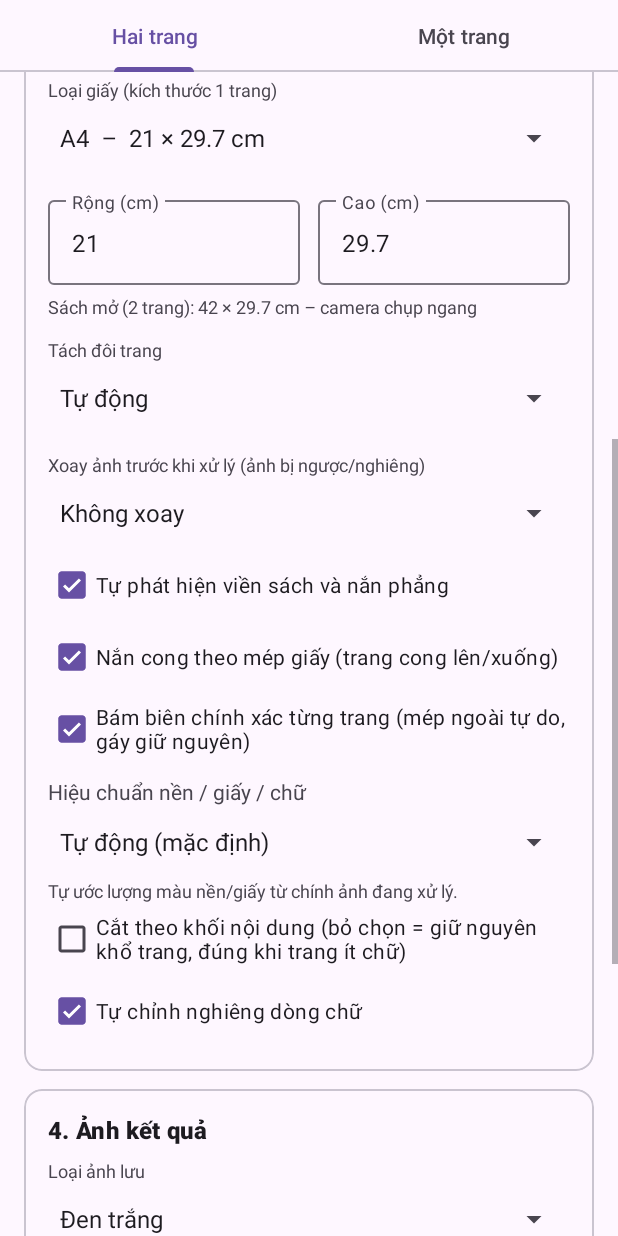
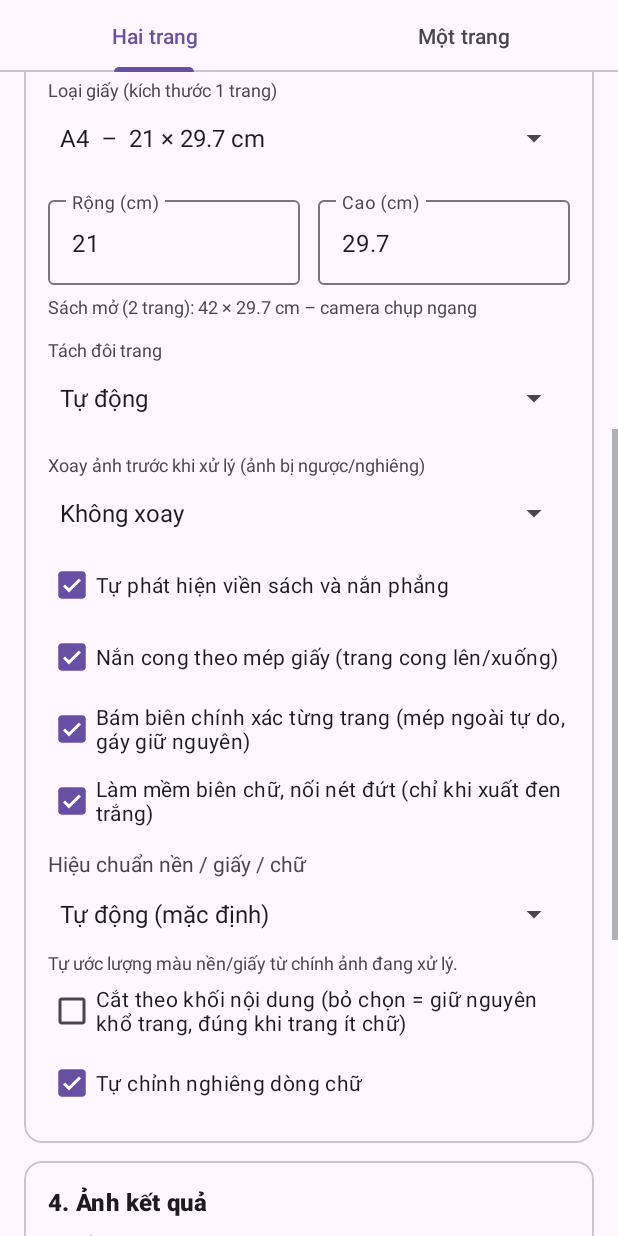
Before and after one commit to buisyhanh1810-copilot/AndroidBookRDScanner, an Android app: the screen it shows after launch (MainActivity), scrolled down 542 dp, on a phone screen of 412 x 824 dp. Run offline under Robolectric (Android 15) with nearby library versions, the phone set to English and light mode, and no system bars; libraries missing offline, so code that uses them is left out: org.opencv.android; 1 statement that could not run was skipped.

Commit message:
Add files via upload

```diff
--- a/app/src/main/res/layout/activity_main.xml
+++ b/app/src/main/res/layout/activity_main.xml
@@ -388,6 +388,12 @@
                 android:layout_height="wrap_content"
                 android:checked="true"
                 android:text="Bám biên chính xác từng trang (mép ngoài tự do, gáy giữ nguyên)" />
+            <CheckBox
+                android:id="@+id/cbSoft"
+                android:layout_width="match_parent"
+                android:layout_height="wrap_content"
+                android:checked="true"
+                android:text="Làm mềm biên chữ, nối nét đứt (chỉ khi xuất đen trắng)" />
             <TextView
                 android:layout_width="match_parent"
                 android:layout_height="wrap_content"
```
